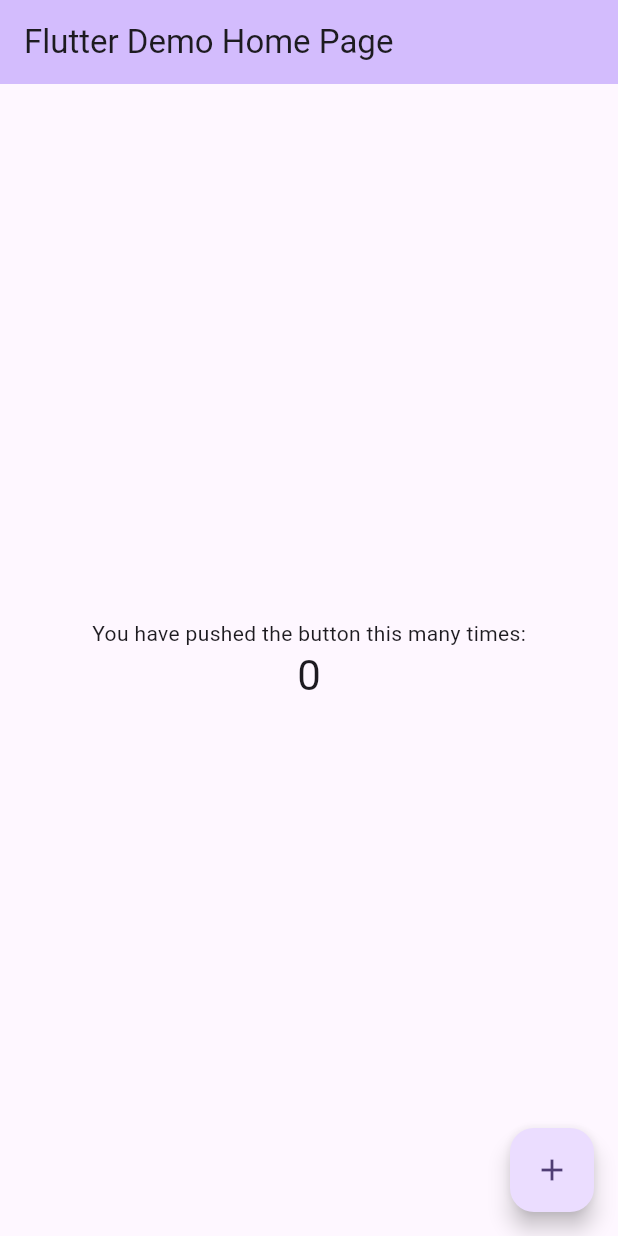
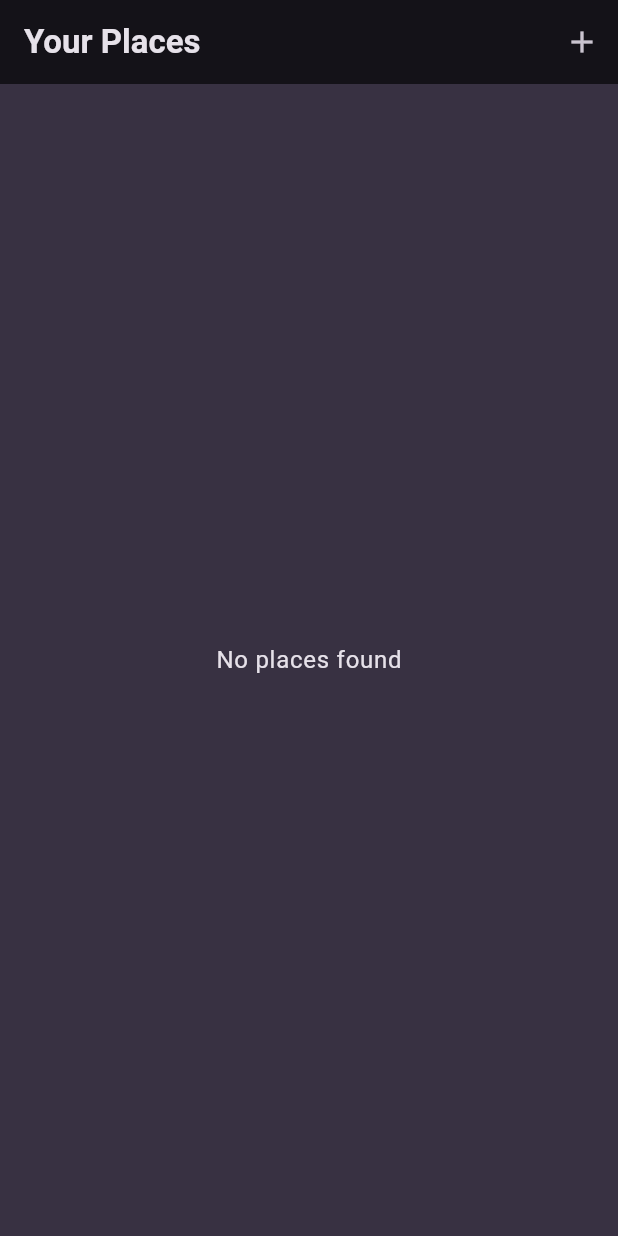
Before and after one commit to snadi043/native_device_features, a Flutter app: the screen it shows after launch, on a phone screen of 412 x 824 dp. Run offline on Flutter 3.47's test engine with Material 3 defaults, Android fonts, the phone set to English and light mode, and no system bars; our stand-ins replace google_fonts.

Commit message:
Added directories for screens and widgets. Created the PlacesScreen to load the PlacesList from its widget and displaying the homescreen from the main.dart file by loading the places screen.

```diff
--- a/lib/main.dart
+++ b/lib/main.dart
@@ -1,125 +1,45 @@
 import 'package:flutter/material.dart';
 
+import 'package:google_fonts/google_fonts.dart';
+import 'package:native_device_features/screens/places.dart';
+
+final colorScheme = ColorScheme.fromSeed(
+  brightness: Brightness.dark,
+  seedColor: const Color.fromARGB(255, 102, 6, 247),
+  background: const Color.fromARGB(255, 56, 49, 66),
+);
+
+final theme = ThemeData().copyWith(
+  scaffoldBackgroundColor: colorScheme.background,
+  colorScheme: colorScheme,
+  textTheme: GoogleFonts.ubuntuCondensedTextTheme().copyWith(
+    titleSmall: GoogleFonts.ubuntuCondensed(
+      fontWeight: FontWeight.bold,
+    ),
+    titleMedium: GoogleFonts.ubuntuCondensed(
+      fontWeight: FontWeight.bold,
+    ),
+    titleLarge: GoogleFonts.ubuntuCondensed(
+      fontWeight: FontWeight.bold,
+    ),
+  ),
+);
+
 void main() {
-  runApp(const MyApp());
+  runApp(
+    const MyApp(),
+  );
 }
 
 class MyApp extends StatelessWidget {
-  const MyApp({super.key});
+  const MyApp({Key? key}) : super(key: key);
 
-  // This widget is the root of your application.
   @override
   Widget build(BuildContext context) {
     return MaterialApp(
-      title: 'Flutter Demo',
-      theme: ThemeData(
-        // This is the theme of your application.
-        //
-        // TRY THIS: Try running your application with "flutter run". You'll see
-        // the application has a purple toolbar. Then, without quitting the app,
-        // try changing the seedColor in the colorScheme below to Colors.green
-        // and then invoke "hot reload" (save your changes or press the "hot
-        // reload" button in a Flutter-supported IDE, or press "r" if you used
-        // the command line to start the app).
-        //
-        // Notice that the counter didn't reset back to zero; the application
-        // state is not lost during the reload. To reset the state, use hot
-        // restart instead.
-        //
-        // This works for code too, not just values: Most code changes can be
-        // tested with just a hot reload.
-        colorScheme: ColorScheme.fromSeed(seedColor: Colors.deepPurple),
-        useMaterial3: true,
-      ),
-      home: const MyHomePage(title: 'Flutter Demo Home Page'),
+      title: 'Great Places',
+      theme: theme,
+      home: const Places(),
     );
   }
 }
-
-class MyHomePage extends StatefulWidget {
-  const MyHomePage({super.key, required this.title});
-
-  // This widget is the home page of your application. It is stateful, meaning
-  // that it has a State object (defined below) that contains fields that affect
-  // how it looks.
-
-  // This class is the configuration for the state. It holds the values (in this
-  // case the title) provided by the parent (in this case the App widget) and
-  // used by the build method of the State. Fields in a Widget subclass are
-  // always marked "final".
-
-  final String title;
-
-  @override
-  State<MyHomePage> createState() => _MyHomePageState();
-}
-
-class _MyHomePageState extends State<MyHomePage> {
-  int _counter = 0;
-
-  void _incrementCounter() {
-    setState(() {
-      // This call to setState tells the Flutter framework that something has
-      // changed in this State, which causes it to rerun the build method below
-      // so that the display can reflect the updated values. If we changed
-      // _counter without calling setState(), then the build method would not be
-      // called again, and so nothing would appear to happen.
-      _counter++;
-    });
-  }
-
-  @override
-  Widget build(BuildContext context) {
-    // This method is rerun every time setState is called, for instance as done
-    // by the _incrementCounter method above.
-    //
-    // The Flutter framework has been optimized to make rerunning build methods
-    // fast, so that you can just rebuild anything that needs updating rather
-    // than having to individually change instances of widgets.
-    return Scaffold(
-      appBar: AppBar(
-        // TRY THIS: Try changing the color here to a specific color (to
-        // Colors.amber, perhaps?) and trigger a hot reload to see the AppBar
-        // change color while the other colors stay the same.
-        backgroundColor: Theme.of(context).colorScheme.inversePrimary,
-        // Here we take the value from the MyHomePage object that was created by
-        // the App.build method, and use it to set our appbar title.
-        title: Text(widget.title),
-      ),
-      body: Center(
-        // Center is a layout widget. It takes a single child and positions it
-        // in the middle of the parent.
-        child: Column(
-          // Column is also a layout widget. It takes a list of children and
-          // arranges them vertically. By default, it sizes itself to fit its
-          // children horizontally, and tries to be as tall as its parent.
-          //
-          // Column has various properties to control how it sizes itself and
-          // how it positions its children. Here we use mainAxisAlignment to
-          // center the children vertically; the main axis here is the vertical
-          // axis because Columns are vertical (the cross axis would be
-          // horizontal).
-          //
-          // TRY THIS: Invoke "debug painting" (choose the "Toggle Debug Paint"
-          // action in the IDE, or press "p" in the console), to see the
-          // wireframe for each widget.
-          mainAxisAlignment: MainAxisAlignment.center,
-          children: <Widget>[
-            const Text(
-              'You have pushed the button this many times:',
-            ),
-            Text(
-              '$_counter',
-              style: Theme.of(context).textTheme.headlineMedium,
-            ),
-          ],
-        ),
-      ),
-      floatingActionButton: FloatingActionButton(
-        onPressed: _incrementCounter,
-        tooltip: 'Increment',
-        child: const Icon(Icons.add),
-      ), // This trailing comma makes auto-formatting nicer for build methods.
-    );
-  }
-}
--- /dev/null
+++ b/lib/models/place_model.dart
@@ -0,0 +1,9 @@
+import 'package:uuid/uuid.dart';
+
+const uuid = Uuid();
+
+class PlaceModel {
+  PlaceModel({required this.title}) : id = uuid.v4();
+  final String title;
+  final String id;
+}
--- /dev/null
+++ b/lib/screens/places.dart
@@ -0,0 +1,22 @@
+import 'package:flutter/material.dart';
+import 'package:native_device_features/widgets/places_list.dart';
+
+class Places extends StatelessWidget {
+  const Places({super.key});
+
+  @override
+  Widget build(BuildContext context) {
+    return Scaffold(
+      appBar: AppBar(
+        title: const Text('Your Places'),
+        actions: [
+          IconButton(
+            onPressed: () {},
+            icon: const Icon(Icons.add),
+          )
+        ],
+      ),
+      body: const PlacesList(places: []),
+    );
+  }
+}
--- /dev/null
+++ b/lib/widgets/places_list.dart
@@ -0,0 +1,25 @@
+import 'package:flutter/material.dart';
+import 'package:native_device_features/models/place_model.dart';
+
+class PlacesList extends StatelessWidget {
+  const PlacesList({super.key, required this.places});
+  final List<PlaceModel> places;
+
+  @override
+  Widget build(BuildContext context) {
+    if (places.isEmpty) {
+      return Center(
+          child: Text(
+        'No places found',
+        style: Theme.of(context).textTheme.bodyLarge!.copyWith(
+              color: Theme.of(context).colorScheme.onBackground,
+            ),
+      ));
+    }
+    return ListView.builder(
+        itemBuilder: (ctx, index) => ListTile(
+            title: Text(places[index].title,
+                style: Theme.of(context).textTheme.titleMedium!.copyWith(
+                    color: Theme.of(context).colorScheme.onBackground))));
+  }
+}
--- a/pubspec.yaml
+++ b/pubspec.yaml
@@ -35,6 +35,8 @@ dependencies:
   # The following adds the Cupertino Icons font to your application.
   # Use with the CupertinoIcons class for iOS style icons.
   cupertino_icons: ^1.0.2
+  google_fonts: 6.1.0
+  uuid: ^4.4.2
 
 dev_dependencies:
   flutter_test:
```
Also changed, not shown: lib/screens/add_places.dart (added), lib/screens/place_details.dart (added), pubspec.lock, 2 other files.
